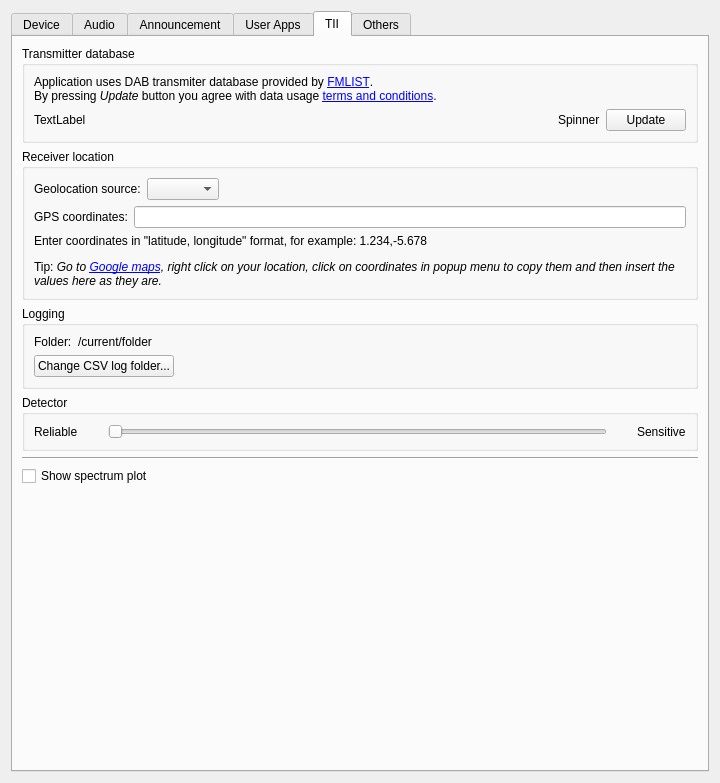
Above: gui/setupdialog.ui from KejPi/AbracaDABra before the change. Below: the same form after it.
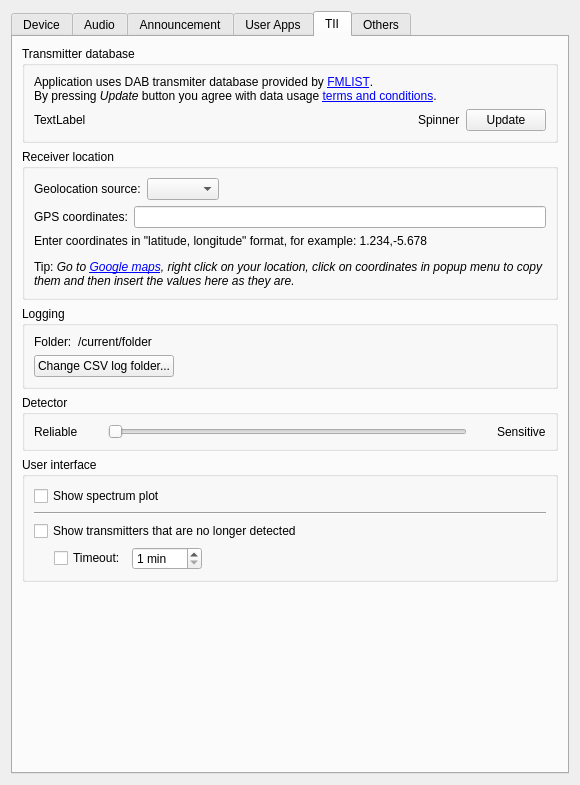
That is the form after the change. The open tabs and pages were chosen to show the change. Custom widgets are drawn as their Qt base class.

Commit message: feat: TII dialog can show transmitters that were detected but they are no longer detected as gray bubble. This feature is optional, with optional timeout (1 - 600 minutes).

Patch:
```diff
--- a/gui/setupdialog.ui
+++ b/gui/setupdialog.ui
@@ -6,8 +6,8 @@
    <rect>
     <x>0</x>
     <y>0</y>
-    <width>720</width>
-    <height>783</height>
+    <width>580</width>
+    <height>785</height>
    </rect>
   </property>
   <property name="minimumSize">
@@ -2082,7 +2082,7 @@
       <attribute name="title">
        <string>TII</string>
       </attribute>
-      <layout class="QVBoxLayout" name="verticalLayout_3">
+      <layout class="QVBoxLayout" name="verticalLayout_21">
        <item>
         <widget class="QGroupBox" name="groupBox">
          <property name="title">
@@ -2396,17 +2396,92 @@
         </widget>
        </item>
        <item>
-        <widget class="Line" name="tiiHline">
-         <property name="orientation">
-          <enum>Qt::Orientation::Horizontal</enum>
+        <widget class="QGroupBox" name="groupBox_3">
+         <property name="title">
+          <string>User interface</string>
          </property>
-        </widget>
-       </item>
-       <item>
-        <widget class="QCheckBox" name="tiiSpectPlotCheckBox">
-         <property name="text">
-          <string>Show spectrum plot</string>
-         </property>
+         <layout class="QVBoxLayout" name="verticalLayout_3">
+          <item>
+           <widget class="QCheckBox" name="tiiSpectPlotCheckBox">
+            <property name="text">
+             <string>Show spectrum plot</string>
+            </property>
+           </widget>
+          </item>
+          <item>
+           <widget class="Line" name="tiiHline">
+            <property name="orientation">
+             <enum>Qt::Orientation::Horizontal</enum>
+            </property>
+           </widget>
+          </item>
+          <item>
+           <widget class="QCheckBox" name="tiiShowInactiveCheckbox">
+            <property name="text">
+             <string>Show transmitters that are no longer detected</string>
+            </property>
+           </widget>
+          </item>
+          <item>
+           <layout class="QHBoxLayout" name="tiiHideTxLayout">
+            <item>
+             <spacer name="horizontalSpacer_18">
+              <property name="orientation">
+               <enum>Qt::Orientation::Horizontal</enum>
+              </property>
+              <property name="sizeType">
+               <enum>QSizePolicy::Policy::Minimum</enum>
+              </property>
+              <property name="sizeHint" stdset="0">
+               <size>
+                <width>20</width>
+                <height>20</height>
+               </size>
+              </property>
+             </spacer>
+            </item>
+            <item>
+             <widget class="QCheckBox" name="tiiInactiveTimeoutCheckbox">
+              <property name="text">
+               <string>Timeout:</string>
+              </property>
+             </widget>
+            </item>
+            <item>
+             <widget class="QSpinBox" name="tiiInactiveTimeout">
+              <property name="readOnly">
+               <bool>false</bool>
+              </property>
+              <property name="suffix">
+               <string> min</string>
+              </property>
+              <property name="minimum">
+               <number>1</number>
+              </property>
+              <property name="maximum">
+               <number>600</number>
+              </property>
+              <property name="singleStep">
+               <number>1</number>
+              </property>
+             </widget>
+            </item>
+            <item>
+             <spacer name="horizontalSpacer_16">
+              <property name="orientation">
+               <enum>Qt::Orientation::Horizontal</enum>
+              </property>
+              <property name="sizeHint" stdset="0">
+               <size>
+                <width>40</width>
+                <height>20</height>
+               </size>
+              </property>
+             </spacer>
+            </item>
+           </layout>
+          </item>
+         </layout>
         </widget>
        </item>
        <item>
```
Left out of the diff: 2 changed lines with no effect on the pictures. The commit also changes 17 other files.
